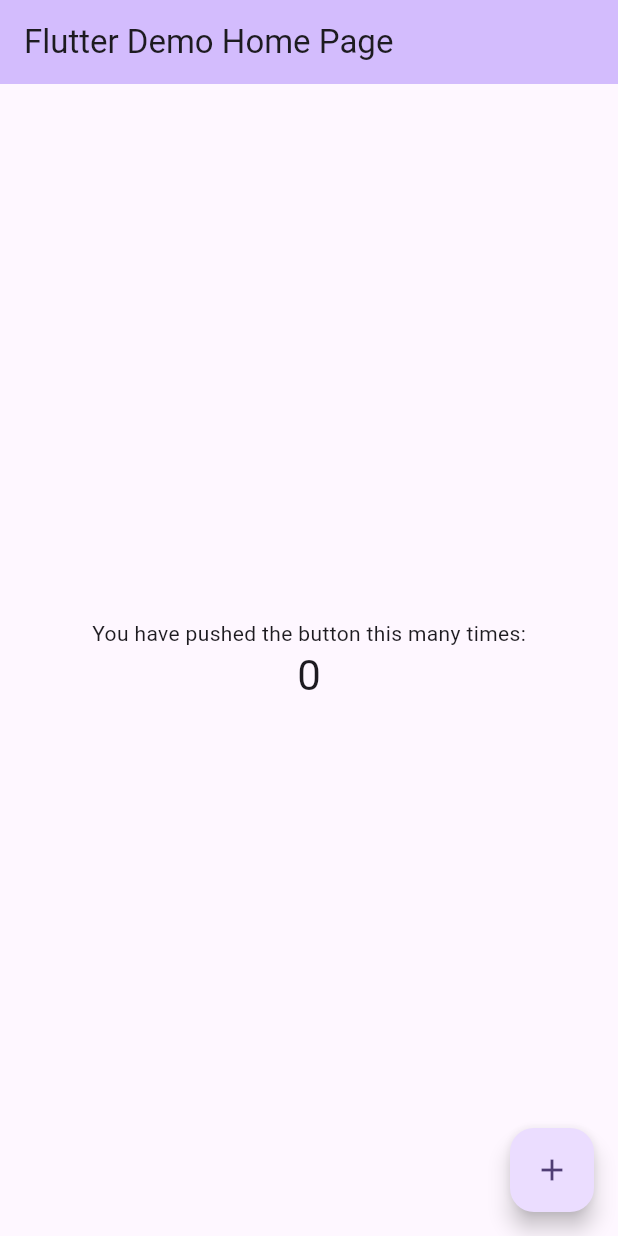
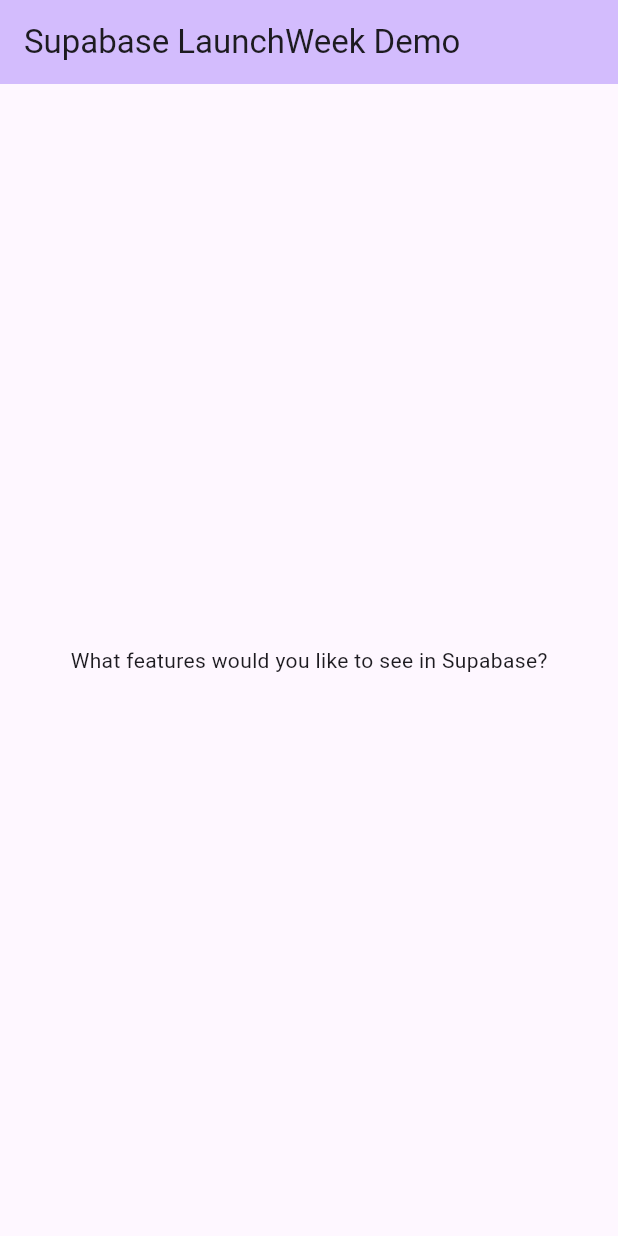
Before and after one commit to arundavidp/gtk_supa_flutter, a Flutter app: the screen it shows after launch, on a phone screen of 412 x 824 dp. Run offline on Flutter 3.47's test engine with Material 2 defaults, Android fonts, the phone set to English and light mode, and no system bars.

Commit message:
removed boilerplate

```diff
--- a/lib/main.dart
+++ b/lib/main.dart
@@ -13,40 +13,16 @@
     return MaterialApp(
       title: 'Supabase LaunchWeek Demo',
       theme: ThemeData(
-        // This is the theme of your application.
-        //
-        // TRY THIS: Try running your application with "flutter run". You'll see
-        // the application has a blue toolbar. Then, without quitting the app,
-        // try changing the seedColor in the colorScheme below to Colors.green
-        // and then invoke "hot reload" (save your changes or press the "hot
-        // reload" button in a Flutter-supported IDE, or press "r" if you used
-        // the command line to start the app).
-        //
-        // Notice that the counter didn't reset back to zero; the application
-        // state is not lost during the reload. To reset the state, use hot
-        // restart instead.
-        //
-        // This works for code too, not just values: Most code changes can be
-        // tested with just a hot reload.
         colorScheme: ColorScheme.fromSeed(seedColor: Colors.deepPurple),
         useMaterial3: true,
       ),
-      home: const MyHomePage(title: 'Flutter Demo Home Page'),
+      home: const MyHomePage(title: 'Supabase LaunchWeek Demo'),
     );
   }
 }
 
 class MyHomePage extends StatefulWidget {
   const MyHomePage({super.key, required this.title});
-
-  // This widget is the home page of your application. It is stateful, meaning
-  // that it has a State object (defined below) that contains fields that affect
-  // how it looks.
-
-  // This class is the configuration for the state. It holds the values (in this
-  // case the title) provided by the parent (in this case the App widget) and
-  // used by the build method of the State. Fields in a Widget subclass are
-  // always marked "final".
 
   final String title;
 
@@ -55,71 +31,23 @@
 }
 
 class _MyHomePageState extends State<MyHomePage> {
-  int _counter = 0;
-
-  void _incrementCounter() {
-    setState(() {
-      // This call to setState tells the Flutter framework that something has
-      // changed in this State, which causes it to rerun the build method below
-      // so that the display can reflect the updated values. If we changed
-      // _counter without calling setState(), then the build method would not be
-      // called again, and so nothing would appear to happen.
-      _counter++;
-    });
-  }
-
   @override
   Widget build(BuildContext context) {
-    // This method is rerun every time setState is called, for instance as done
-    // by the _incrementCounter method above.
-    //
-    // The Flutter framework has been optimized to make rerunning build methods
-    // fast, so that you can just rebuild anything that needs updating rather
-    // than having to individually change instances of widgets.
     return Scaffold(
       appBar: AppBar(
-        // TRY THIS: Try changing the color here to a specific color (to
-        // Colors.amber, perhaps?) and trigger a hot reload to see the AppBar
-        // change color while the other colors stay the same.
         backgroundColor: Theme.of(context).colorScheme.inversePrimary,
-        // Here we take the value from the MyHomePage object that was created by
-        // the App.build method, and use it to set our appbar title.
         title: Text(widget.title),
       ),
-      body: Center(
-        // Center is a layout widget. It takes a single child and positions it
-        // in the middle of the parent.
+      body: const Center(
         child: Column(
-          // Column is also a layout widget. It takes a list of children and
-          // arranges them vertically. By default, it sizes itself to fit its
-          // children horizontally, and tries to be as tall as its parent.
-          //
-          // Column has various properties to control how it sizes itself and
-          // how it positions its children. Here we use mainAxisAlignment to
-          // center the children vertically; the main axis here is the vertical
-          // axis because Columns are vertical (the cross axis would be
-          // horizontal).
-          //
-          // TRY THIS: Invoke "debug painting" (choose the "Toggle Debug Paint"
-          // action in the IDE, or press "p" in the console), to see the
-          // wireframe for each widget.
           mainAxisAlignment: MainAxisAlignment.center,
           children: <Widget>[
-            const Text(
-              'You have pushed the button this many times:',
-            ),
             Text(
-              '$_counter',
-              style: Theme.of(context).textTheme.headlineMedium,
+              'What features would you like to see in Supabase?',
             ),
           ],
         ),
       ),
-      floatingActionButton: FloatingActionButton(
-        onPressed: _incrementCounter,
-        tooltip: 'Increment',
-        child: const Icon(Icons.add),
-      ), // This trailing comma makes auto-formatting nicer for build methods.
     );
   }
 }
```
